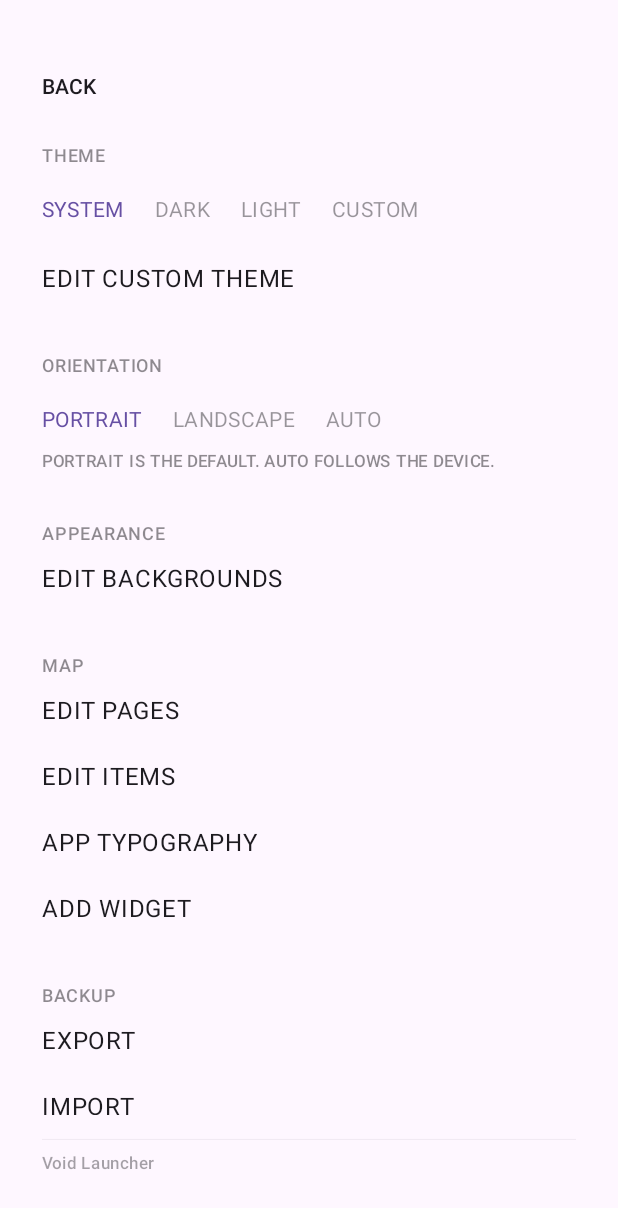
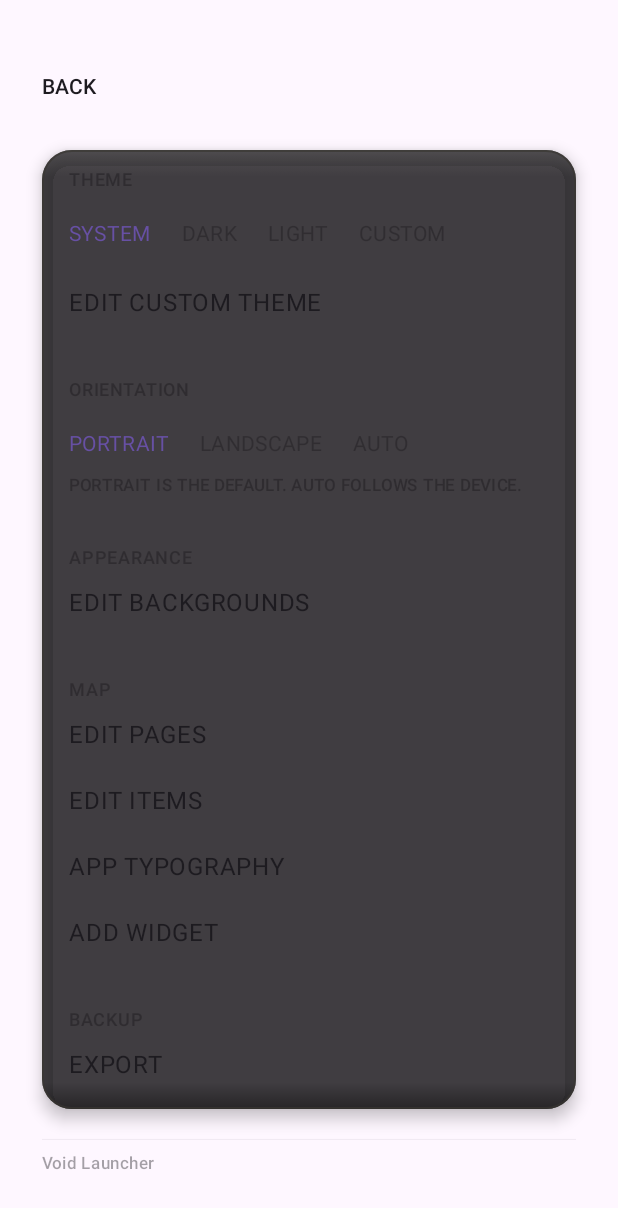
Before and after one commit to Shreeyash33/void-launcher, an Android app built with Jetpack Compose: the composable SettingsScreen called with empty values, on a phone screen of 412 x 824 dp. Shown: the top 1208 px of the screen. Run offline under Robolectric (Android 15) with nearby library versions, the phone set to English and light mode, and no system bars.

Commit message:
polish(P11): glass surface behind settings content

```diff
--- a/app/src/main/java/com/ark/voidlauncher/ui/settings/SettingsScreen.kt
+++ b/app/src/main/java/com/ark/voidlauncher/ui/settings/SettingsScreen.kt
@@ -28,6 +28,7 @@ import androidx.compose.ui.platform.LocalContext
 import androidx.compose.ui.unit.dp
 import com.ark.voidlauncher.ThemeMode
 import com.ark.voidlauncher.domain.OrientationMode
+import com.ark.voidlauncher.ui.theme.GlassPanel
 
 private enum class SettingsConfirmation { NONE, ACCESSIBILITY, IMPORT }
 
@@ -93,11 +94,17 @@ fun SettingsScreen(
 
         Spacer(Modifier.height(20.dp))
 
-        Column(
+        GlassPanel(
             modifier = Modifier
                 .weight(1f)
-                .verticalScroll(rememberScrollState()),
+                .padding(vertical = 4.dp),
         ) {
+            Column(
+                modifier = Modifier
+                    .fillMaxSize()
+                    .verticalScroll(rememberScrollState())
+                    .padding(horizontal = 18.dp, vertical = 12.dp),
+            ) {
             SectionLabel("THEME")
             Spacer(Modifier.height(12.dp))
             Row(horizontalArrangement = Arrangement.spacedBy(20.dp)) {
@@ -208,6 +215,7 @@ fun SettingsScreen(
                         .addFlags(Intent.FLAG_ACTIVITY_NEW_TASK),
                 )
             }
+            }
         }
 
         Spacer(Modifier.height(16.dp))
```
